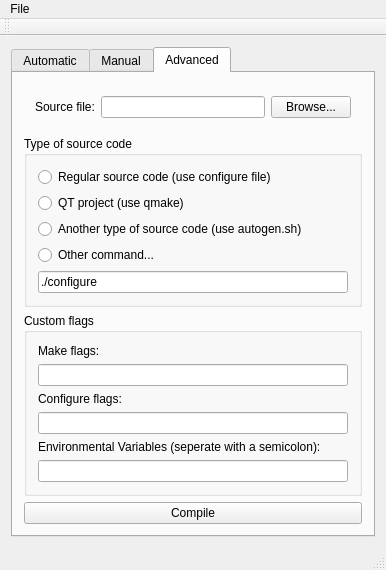
Odd0002/SourceInstaller, file mainwindow.ui: the form before one commit.
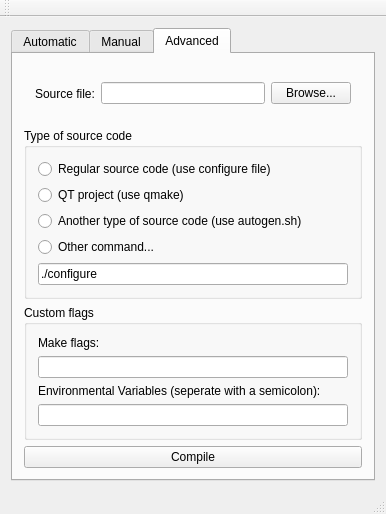
The form after the commit. The open tabs and pages were chosen to show the change.

```diff
--- a/mainwindow.ui
+++ b/mainwindow.ui
@@ -7,7 +7,7 @@
     <x>0</x>
     <y>0</y>
     <width>386</width>
-    <height>564</height>
+    <height>514</height>
    </rect>
   </property>
   <property name="windowTitle">
@@ -266,16 +266,6 @@
            <item>
             <widget class="QLineEdit" name="makeFlags"/>
            </item>
-           <item>
-            <widget class="QLabel" name="label_2">
-             <property name="text">
-              <string>Configure flags:</string>
-             </property>
-            </widget>
-           </item>
-           <item>
-            <widget class="QLineEdit" name="configureFlags"/>
-           </item>
            <item>
             <widget class="QLabel" name="label_3">
              <property name="text">
@@ -311,15 +301,6 @@
      <height>24</height>
     </rect>
    </property>
-   <widget class="QMenu" name="menuSourceInstallerAlpha">
-    <property name="title">
-     <string>File</string>
-    </property>
-    <addaction name="actionAutomatic_mode"/>
-    <addaction name="separator"/>
-    <addaction name="actionChoose_file"/>
-   </widget>
-   <addaction name="menuSourceInstallerAlpha"/>
   </widget>
   <widget class="QToolBar" name="mainToolBar">
    <attribute name="toolBarArea">
```
Left out of the diff: 2 changed lines with no effect on the pictures.
